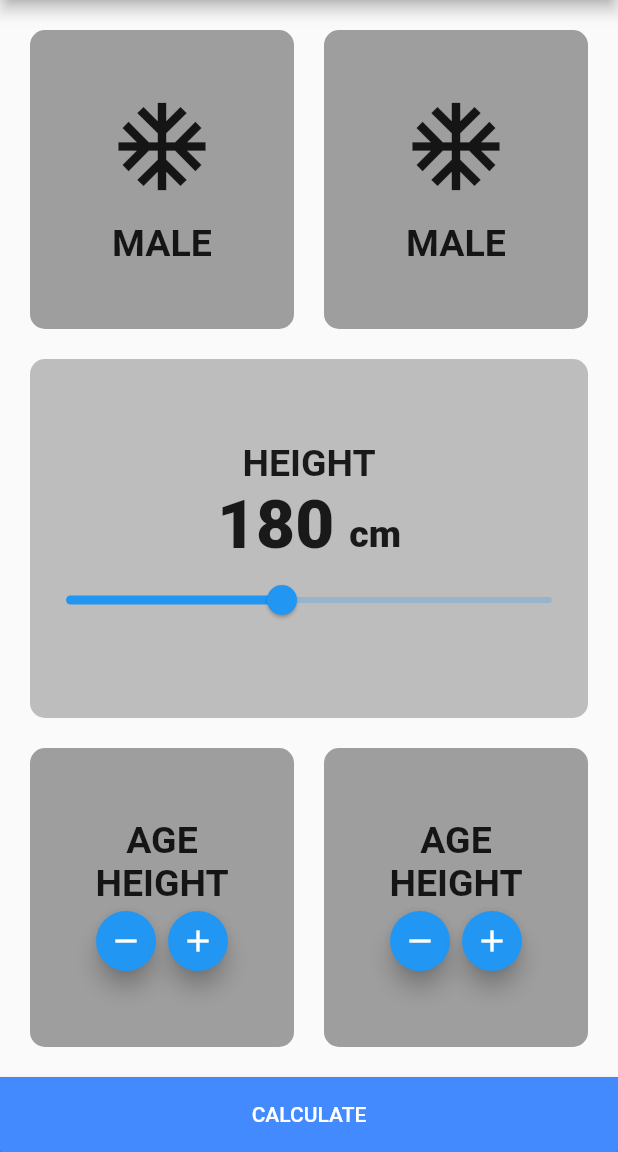
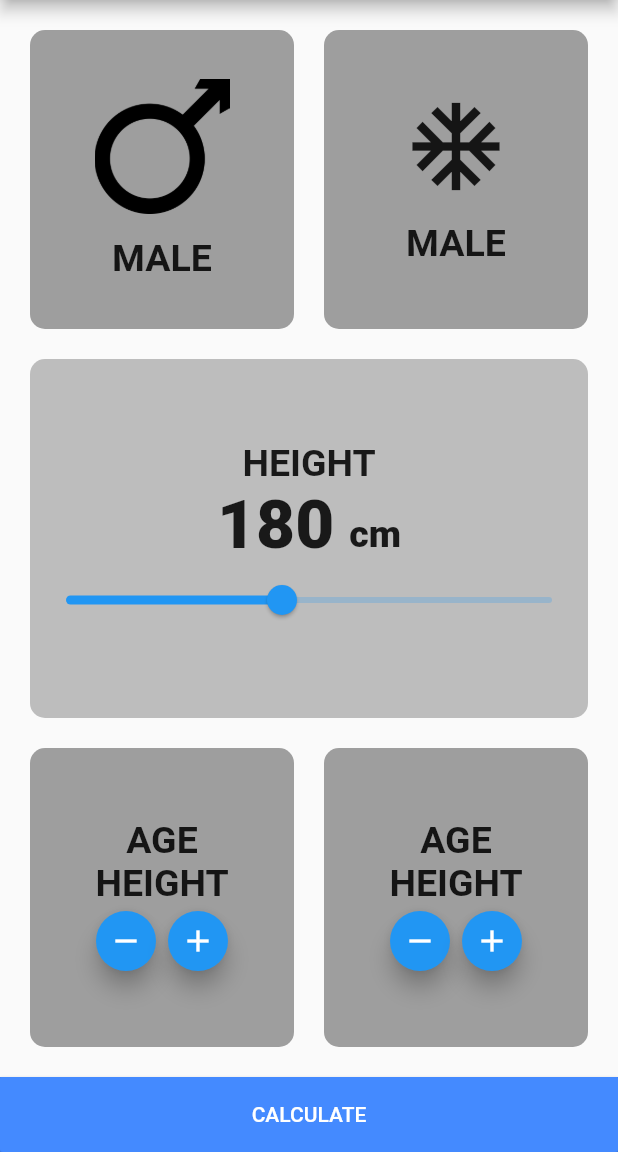
Before and after one commit to Devsaci/bmi_calculator_mansour, a Flutter app: the screen it shows after launch, on a phone screen of 412 x 824 dp, the part 84-1236 px from its top. Run offline on Flutter 3.47's test engine with Material 2 defaults, Android fonts, the phone set to English and light mode, and no system bars.

Commit message:
Image male.png

```diff
--- a/lib/bmi_screen.dart
+++ b/lib/bmi_screen.dart
@@ -31,10 +31,9 @@ class _BmiScreenState extends State<BmiScreen> {
                       child: Column(
                         mainAxisAlignment: MainAxisAlignment.center,
                         children: [
-                          Icon(
-                            Icons.ac_unit,
-                            size: 70.0,
-                          ),
+                          Image(image: AssetImage('images/male.png'),
+                          height: 90.0,
+                              width: 90.0,),
                           SizedBox(
                             height: 15,
                           ),
```
